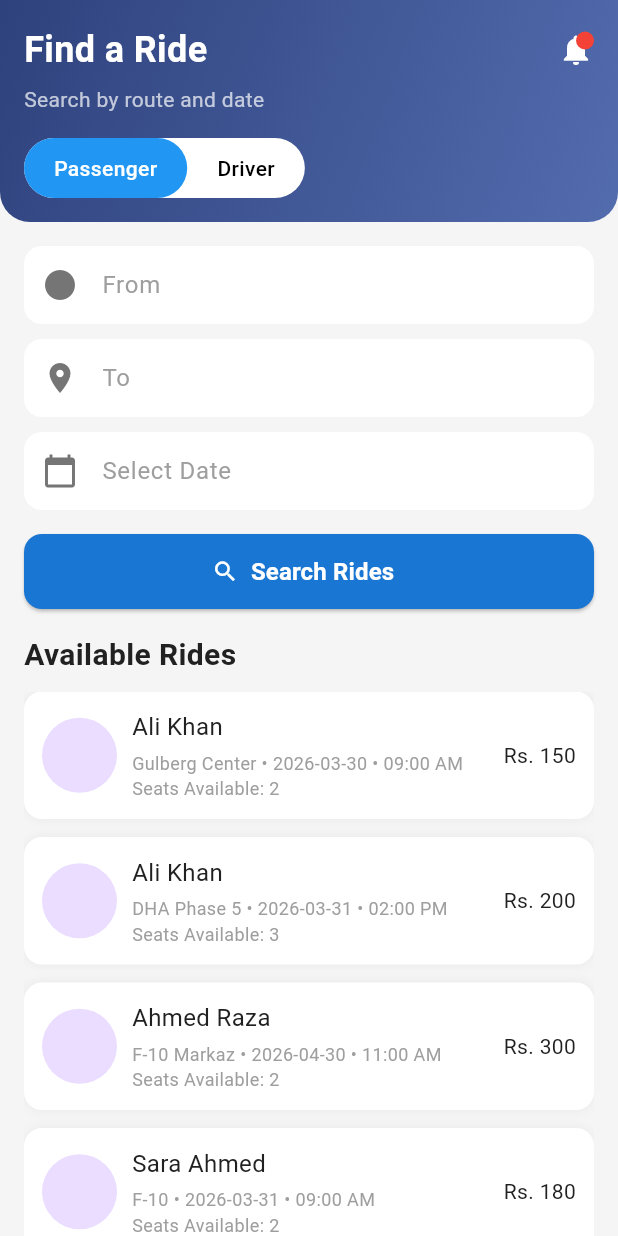
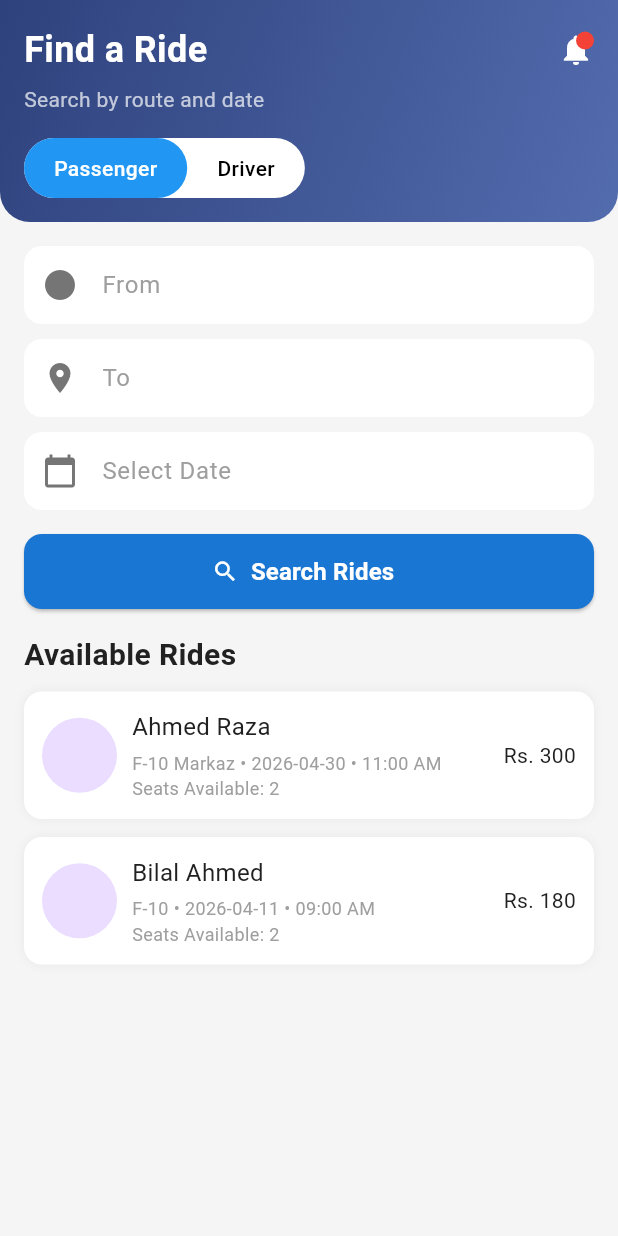
Before and after one commit to Asad-Farooq4421/comsastscarpool, a Flutter app: the SearchScreen screen opened directly with empty values, after a tap on "Search Rides", on a phone screen of 412 x 824 dp. Run offline on Flutter 3.47's test engine with Material 3 defaults, Android fonts, the phone set to English and light mode, and no system bars.

Commit message:
my_rides,my_requests screen

```diff
--- a/lib/data/dummy_rides.dart
+++ b/lib/data/dummy_rides.dart
@@ -19,8 +19,8 @@ final List<Ride> dummyRides = [
     notes: 'Can pick up near Starbucks',
     pendingRequests: 2,
     passengers: [
-      PassengerInfo(userId: 'p1', name: 'Ahmed', status: 'pending'),
-      PassengerInfo(userId: 'p2', name: 'Fatima', status: 'pending'),
+      PassengerInfo(userId: 'ahmed@isbstudent.comsats.edu.pk', name: 'Ahmed', status: 'pending'),
+      PassengerInfo(userId: 'fatima@isbstudent.comsats.edu.pk', name: 'Fatima', status: 'pending'),
     ],
   ),
   Ride(
@@ -58,7 +58,7 @@ final List<Ride> dummyRides = [
     notes: 'No smoking please',
     pendingRequests: 1,
     passengers: [
-      PassengerInfo(userId: 'p3', name: 'Sara Ahmed', status: 'accepted'),
+      PassengerInfo(userId: 'Bilal@isbstudent.comsats.edu.pk', name: 'Bilal Ahmed', status: 'accepted'),
     ],
   ),
   Ride(
@@ -69,7 +69,7 @@ final List<Ride> dummyRides = [
     driverRating: 4.2,
     from: 'COMSATS Gate',
     destination: 'G-11',
-    date: '2026-03-30',
+    date: '2026-04-15',
     time: '11:00 AM',
     totalSeats: 2,
     availableSeats: 0,
@@ -78,19 +78,19 @@ final List<Ride> dummyRides = [
     notes: '',
     pendingRequests: 0,
     passengers: [
-      PassengerInfo(userId: 'p4', name: 'Zara', status: 'accepted'),
-      PassengerInfo(userId: 'p5', name: 'Hassan', status: 'accepted'),
+      PassengerInfo(userId: 'zara@isbstudent.comsats.edu.pk', name: 'Zara', status: 'accepted'),
+      PassengerInfo(userId: 'hassan@isbstudent.comsats.edu.pk', name: 'Hassan', status: 'accepted'),
     ],
   ),
   Ride(
     rideId: '5',
-    driverId: 'sara@isbstudent.comsats.edu.pk',  // ✅ Changed
-    driverName: 'Sara Ahmed',
+    driverId: 'bilal@isbstudent.comsats.edu.pk',  // ✅ Changed
+    driverName: 'Bilal Ahmed',
     driverPhoto: '',
     driverRating: 4.9,
     from: 'Girls Hostel',
     destination: 'F-10',
-    date: '2026-03-31',
+    date: '2026-04-11',
     time: '09:00 AM',
     totalSeats: 4,
     availableSeats: 2,
@@ -99,8 +99,8 @@ final List<Ride> dummyRides = [
     notes: 'Female only',
     pendingRequests: 2,
     passengers: [
-      PassengerInfo(userId: 'p6', name: 'Ayesha', status: 'pending'),
-      PassengerInfo(userId: 'p7', name: 'Maria', status: 'pending'),
+      PassengerInfo(userId: 'ayesha@isbstudent.comsats.edu.pk', name: 'Ayesha', status: 'pending'),
+      PassengerInfo(userId: 'maria@isbstudent.comsats.edu.pk', name: 'Maria', status: 'pending'),
     ],
   ),
 ];
--- a/lib/screens/passenger/search_rides_screen.dart
+++ b/lib/screens/passenger/search_rides_screen.dart
@@ -130,14 +130,16 @@ class _SearchScreenState extends State<SearchScreen> {
       // If user clicks "Not Now", _hasShownDriverPopup remains false
     });
   }
+
   //SEARCH FUNCTION
   void searchRides() {
     final from = fromController.text.toLowerCase().trim();
     final to = toController.text.toLowerCase().trim();
     final date = dateController.text.trim();
 
-    // 🔑 Get current user ID (same logic you used in chat)
     final currentUserId = currentUser?['email'] ?? "unknown_user";
+
+    final now = DateTime.now();
 
     setState(() {
       hasSearched = true;
@@ -153,10 +155,48 @@ class _SearchScreenState extends State<SearchScreen> {
 
         final hasSeats = ride.availableSeats > 0;
 
-        // 🚫 NEW CONDITION: exclude rides created by current user
         final notMyRide = ride.driverId != currentUserId;
 
-        return matchFrom && matchTo && matchDate && hasSeats && notMyRide;
+        // ✅ NEW: Convert ride date + time into DateTime
+        DateTime rideDateTime;
+
+        try {
+          final rideDate = DateTime.parse(ride.date);
+
+          final timeParts = ride.time.split(' ');
+          final hm = timeParts[0].split(':');
+
+          int hour = int.parse(hm[0]);
+          int minute = int.parse(hm[1]);
+
+          // Handle AM/PM
+          if (timeParts[1] == "PM" && hour != 12) {
+            hour += 12;
+          } else if (timeParts[1] == "AM" && hour == 12) {
+            hour = 0;
+          }
+
+          rideDateTime = DateTime(
+            rideDate.year,
+            rideDate.month,
+            rideDate.day,
+            hour,
+            minute,
+          );
+        } catch (e) {
+          // If parsing fails, exclude ride
+          return false;
+        }
+
+        // ✅ Only future rides
+        final isFutureRide = rideDateTime.isAfter(now);
+
+        return matchFrom &&
+            matchTo &&
+            matchDate &&
+            hasSeats &&
+            notMyRide &&
+            isFutureRide;
       }).toList();
     });
   }
```
Also changed, not shown: lib/screens/passenger/my_requests_screen.dart (+65 -34 lines), lib/screens/passenger/my_rides.dart (+56 -28 lines).
